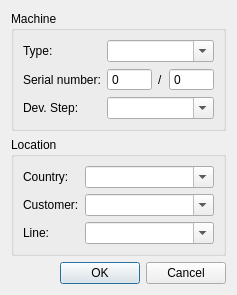
Qt form UI/DlgNewMachine.ui (Folcogh/DocRider) before a commit.
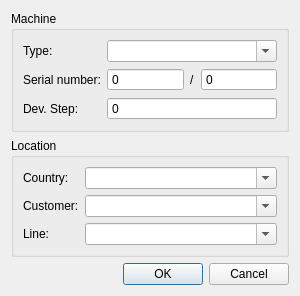
The same form after that commit.

Commit message: - Basic implementation of a Machine (creation) - Implementation of the db engine - UI: implemented New machine and Machine display in the main table

```diff
--- a/UI/DlgNewMachine.ui
+++ b/UI/DlgNewMachine.ui
@@ -6,10 +6,16 @@
    <rect>
     <x>0</x>
     <y>0</y>
-    <width>222</width>
+    <width>300</width>
     <height>286</height>
    </rect>
   </property>
+  <property name="minimumSize">
+   <size>
+    <width>300</width>
+    <height>0</height>
+   </size>
+  </property>
   <property name="windowTitle">
    <string>Dialog</string>
   </property>
@@ -86,9 +92,12 @@
        </widget>
       </item>
       <item row="2" column="1">
-       <widget class="QComboBox" name="ComboDevStep">
-        <property name="editable">
-         <bool>true</bool>
+       <widget class="QSpinBox" name="SpinDevStep">
+        <property name="buttonSymbols">
+         <enum>QAbstractSpinBox::NoButtons</enum>
+        </property>
+        <property name="maximum">
+         <number>10000</number>
         </property>
        </widget>
       </item>
```
Left out of the diff: 2 changed lines with no effect on the pictures. The commit also changes 13 other files.
